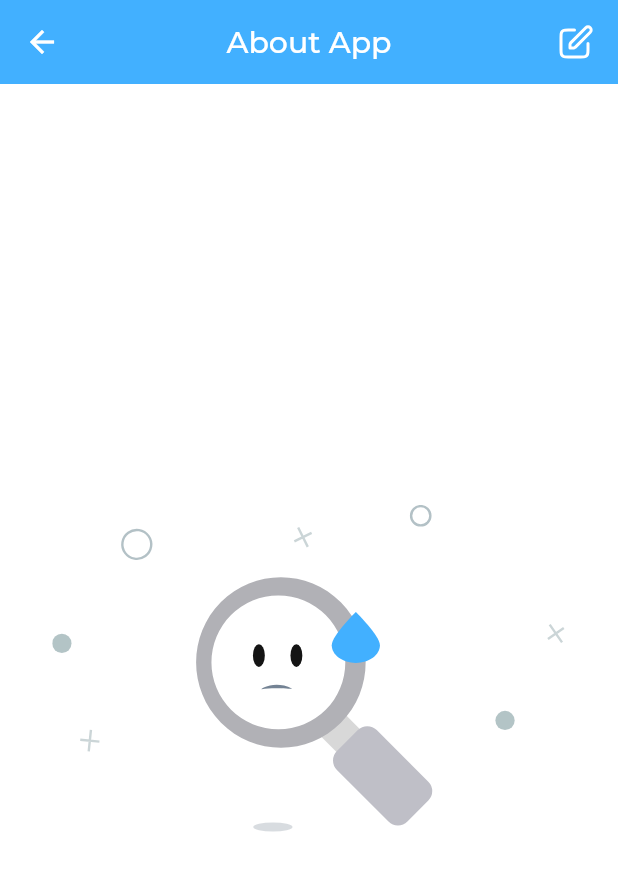
After one commit to ariftirtawijaya/smart-manager, a Flutter app: the AboutAppView screen opened directly, on a phone screen of 412 x 824 dp. The commit adds this screen. Shown: the top 871 px of the screen. Run offline on Flutter 3.47's test engine with Material 2 defaults, Android fonts, the phone set to English and light mode, and no system bars; our stand-ins replace auto_size_text, cached_network_image, cloud_firestore, custom_navigation_bar, firebase_auth, firebase_core and 11 more; missing offline and left inert: quill_html_editor; accounts and stored records are empty.

Commit message:
Add about, privacy policy, and terms & conditions

```diff
--- a/lib/app/constant/app_strings.dart
+++ b/lib/app/constant/app_strings.dart
@@ -1,4 +1,5 @@
 const String usersRef = 'users';
+const String settingsRef = 'settings';
 const String deleteUserApi =
     'https://us-central1-smart-pos-b934c.cloudfunctions.net/deleteUser?userId=';
 const String updateUserCredentialApi =
--- /dev/null
+++ b/lib/app/modules/admin/profile_admin/views/components/about_app_view.dart
@@ -0,0 +1,84 @@
+import 'package:cloud_firestore/cloud_firestore.dart';
+import 'package:flutter/material.dart';
+import 'package:get/get.dart';
+import 'package:google_fonts/google_fonts.dart';
+import 'package:lottie/lottie.dart';
+import 'package:quill_html_editor/quill_html_editor.dart';
+import 'package:smart_manager/app/constant/app_constant.dart';
+import 'package:smart_manager/app/data/services/db_service.dart';
+import 'package:smart_manager/app/modules/admin/profile_admin/controllers/profile_admin_controller.dart';
+import 'package:smart_manager/app/utils/widgets/reusable_widget.dart';
+
+class AboutAppView extends GetView<ProfileAdminController> {
+  const AboutAppView({super.key});
+
+  @override
+  Widget build(BuildContext context) {
+    final QuillEditorController controller = QuillEditorController();
+    return Scaffold(
+      backgroundColor: Colors.white,
+      appBar: AppBar(
+        title: const Text('About App'),
+        actions: [
+          CustomIconButton(
+            icon: edit,
+            onTap: () {},
+            color: Colors.white,
+          ),
+          const SizedBox(
+            width: 8.0,
+          ),
+        ],
+      ),
+      body: FutureBuilder<QuerySnapshot<Map<String, dynamic>>>(
+        future: DBService.getCollections(from: settingsRef),
+        builder: (context, snapshot) {
+          if (snapshot.connectionState == ConnectionState.waiting) {
+            return const Center(child: CustomProgressIndicator());
+          }
+          if (snapshot.hasError) {
+            return Center(
+              child: Text(snapshot.error.toString()),
+            );
+          }
+          if (snapshot.data!.docs
+              .where((element) => element.id == 'about')
+              .isNotEmpty) {
+            final data = snapshot.data!.docs
+                .where((element) => element.id == 'about')
+                .first
+                .data();
+            return Padding(
+              padding: const EdgeInsets.all(16.0),
+              child: Column(
+                children: [
+                  Expanded(
+                    child: QuillHtmlEditor(
+                      textStyle: TextStyle(
+                        fontFamily: GoogleFonts.montserrat().fontFamily,
+                      ),
+                      text: data['content'],
+                      controller: controller,
+                      isEnabled: false,
+                      minHeight: 300,
+                      backgroundColor: Colors.white,
+                      hintTextAlign: TextAlign.start,
+                      loadingBuilder: (context) {
+                        return const Center(child: CustomProgressIndicator());
+                      },
+                    ),
+                  ),
+                ],
+              ),
+            );
+          } else {
+            return Padding(
+              padding: const EdgeInsets.all(16.0),
+              child: Center(child: Lottie.asset(empty)),
+            );
+          }
+        },
+      ),
+    );
+  }
+}
--- a/pubspec.yaml
+++ b/pubspec.yaml
@@ -29,7 +29,7 @@ dependencies:
   infinite_scroll_pagination: ^4.0.0
   cloud_functions: ^4.5.2
   http: ^1.1.0
-  html_editor_enhanced: ^2.5.1
+  quill_html_editor: ^2.2.7
 
 dev_dependencies:
   flutter_lints: 3.0.0
```
Also changed, not shown: lib/app/modules/admin/profile_admin/views/components/about_app_edit.dart (added, +74 -0 lines), lib/app/modules/admin/profile_admin/views/components/privacy_policy_view.dart (added, +84 -0 lines), lib/app/modules/admin/profile_admin/views/components/terms_conditions_view.dart (added, +84 -0 lines), lib/app/modules/admin/profile_admin/views/profile_admin_view.dart (+14 -5 lines), lib/app/modules/admin/profile_admin/views/components/privacy_policy_edit.dart (added), lib/app/modules/admin/profile_admin/views/components/terms_conditions_edit.dart (added), pubspec.lock, 1 other file.
